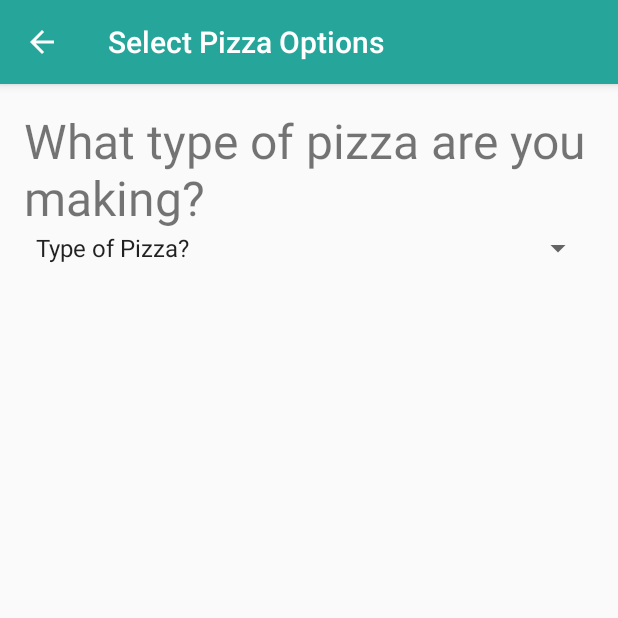
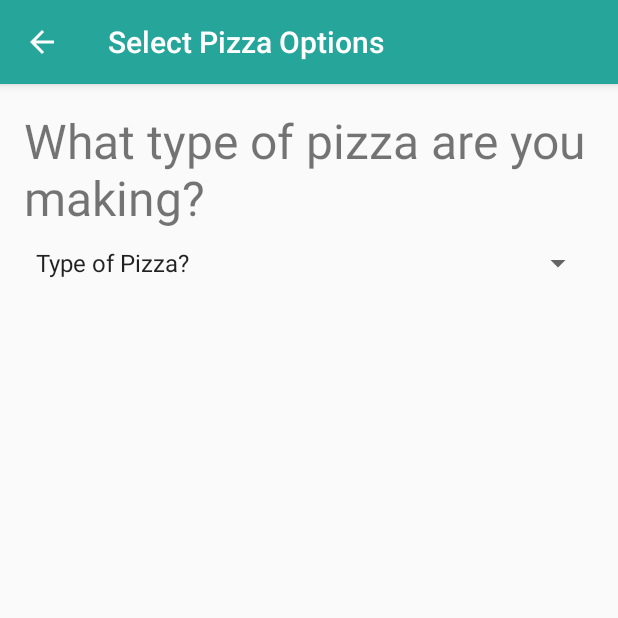
Before and after one commit to j-arp/perfect-pizza, an Android app: the screen it shows after launch (SelectOptionsActivity), after a tap on an icon or button, on a phone screen of 412 x 824 dp, the top half of it. Run offline under Robolectric (Android 15) with nearby library versions, the phone set to English and light mode, and no system bars.

Commit message:
formatting the java classes / cleanup

```diff
--- a/app/src/main/java/net/arpcentral/pizzadoh/AboutActivityFragment.java
+++ b/app/src/main/java/net/arpcentral/pizzadoh/AboutActivityFragment.java
@@ -6,17 +6,13 @@ import android.view.LayoutInflater;
 import android.view.View;
 import android.view.ViewGroup;
 
-/**
- * A placeholder fragment containing a simple view.
- */
 public class AboutActivityFragment extends Fragment {
 
     public AboutActivityFragment() {
     }
 
     @Override
-    public View onCreateView(LayoutInflater inflater, ViewGroup container,
-                             Bundle savedInstanceState) {
+    public View onCreateView(LayoutInflater inflater, ViewGroup container, Bundle savedInstanceState) {
         return inflater.inflate(R.layout.fragment_about, container, false);
     }
 }
--- a/app/src/main/java/net/arpcentral/pizzadoh/PizzaType.java
+++ b/app/src/main/java/net/arpcentral/pizzadoh/PizzaType.java
@@ -1,8 +1,5 @@
 package net.arpcentral.pizzadoh;
 
-/**
- * Created by jarp on 6/15/16.
- */
 public class PizzaType {
     public int id = 0;
     public String name = "";
--- a/app/src/main/java/net/arpcentral/pizzadoh/Ratio.java
+++ b/app/src/main/java/net/arpcentral/pizzadoh/Ratio.java
@@ -20,12 +20,10 @@ public class Ratio {
     }
 
     public Double getAdjustedFlour(){
-
         return flour - getStarterFlourAdjustment();
     }
 
     public Double getAdjustedWater(){
-
         return water - getStarterWaterAdjustment();
     }
 
--- a/app/src/main/java/net/arpcentral/pizzadoh/WelcomeActivity.java
+++ b/app/src/main/java/net/arpcentral/pizzadoh/WelcomeActivity.java
@@ -18,12 +18,10 @@ public class WelcomeActivity extends AppCompatActivity {
         setContentView(R.layout.activity_welcome);
         Toolbar toolbar = (Toolbar) findViewById(R.id.toolbar);
         setSupportActionBar(toolbar);
-
-       // getSupportActionBar().setLogo(R.drawable.slice);
         getSupportActionBar().setTitle("Perfect Pizza Forever");
 
-        FloatingActionButton fab = (FloatingActionButton) findViewById(R.id.start);
-        fab.setOnClickListener(new View.OnClickListener() {
+        FloatingActionButton start_button = (FloatingActionButton) findViewById(R.id.start);
+        start_button.setOnClickListener(new View.OnClickListener() {
             @Override
             public void onClick(View view) {
                 startActivity(new Intent(view.getContext(), SelectOptionsActivity.class));
@@ -40,14 +38,11 @@ public class WelcomeActivity extends AppCompatActivity {
 
     @Override
     public boolean onOptionsItemSelected(MenuItem item) {
-        // Handle action bar item clicks here. The action bar will
-        // automatically handle clicks on the Home/Up button, so long
-        // as you specify a parent activity in AndroidManifest.xml.
+
         int id = item.getItemId();
 
-        //noinspection SimplifiableIfStatement
+        // if the menu item clicked is "About", fire off that activity
         if (id == R.id.action_about) {
-            Log.d("WELCOME ACT", "Get settings");
             Intent intent = new Intent(this, AboutActivity.class);
             startActivity(intent);
             return true;
--- a/app/src/main/res/layout/content_pizza_options.xml
+++ b/app/src/main/res/layout/content_pizza_options.xml
@@ -31,7 +31,8 @@
             android:layout_below="@+id/what_type_question"
             android:spinnerMode="dropdown"
             android:textColor = "@color/colorPrimary"
-            android:textSize="32dp">
+            android:textSize="32dp"
+            android:layout_marginTop="10dp">
         </Spinner>
 
     </RelativeLayout>
@@ -48,14 +49,16 @@
             android:layout_width="wrap_content"
             android:layout_height="wrap_content"
             android:text="@string/amount_question"
-            android:textSize="32dp"/>
+            android:textSize="32dp"
+            android:layout_marginTop="30dp"/>
         <Spinner
             android:id="@+id/pizza_amount_spinner"
             android:layout_width="match_parent"
             android:layout_height="wrap_content"
             android:layout_below="@+id/how_many_question"
             android:spinnerMode="dropdown"
-            android:textColor = "@color/colorPrimary">
+            android:textColor = "@color/colorPrimary"
+            android:layout_marginTop="10dp">
         </Spinner>
     </RelativeLayout>
 
@@ -64,7 +67,8 @@
         android:layout_width="wrap_content"
         android:layout_height="wrap_content"
         android:layout_below="@+id/select_amount_spinner_container"
-        android:visibility="invisible">
+        android:visibility="invisible"
+        android:layout_marginTop="30dp">
 
         <LinearLayout
             android:layout_marginTop="20pt"
--- a/app/src/main/res/values/strings.xml
+++ b/app/src/main/res/values/strings.xml
@@ -1,5 +1,5 @@
 <resources>
-    <string name="app_name">Pizza Doh</string>
+    <string name="app_name">Perfect Pizza Forever</string>
     <string name="action_settings">Settings</string>
 
 
--- a/app/src/main/res/values/styles.xml
+++ b/app/src/main/res/values/styles.xml
@@ -21,4 +21,6 @@
         <item name="android:textColor">@color/colorAccent</item>
     </style>
 
+
+
 </resources>
```
Also changed, not shown: app/src/main/java/net/arpcentral/pizzadoh/AboutActivity.java (+5 -6 lines), app/src/main/java/net/arpcentral/pizzadoh/DetailsActivity.java (+14 -24 lines), app/src/main/java/net/arpcentral/pizzadoh/SelectOptionsActivity.java (+14 -5 lines), app/src/main/res/layout/content_details.xml (+35 -13 lines).
